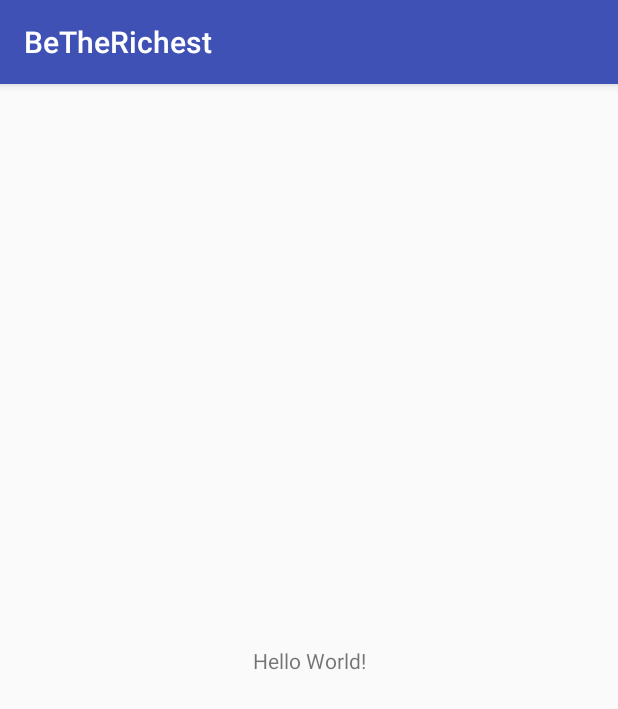
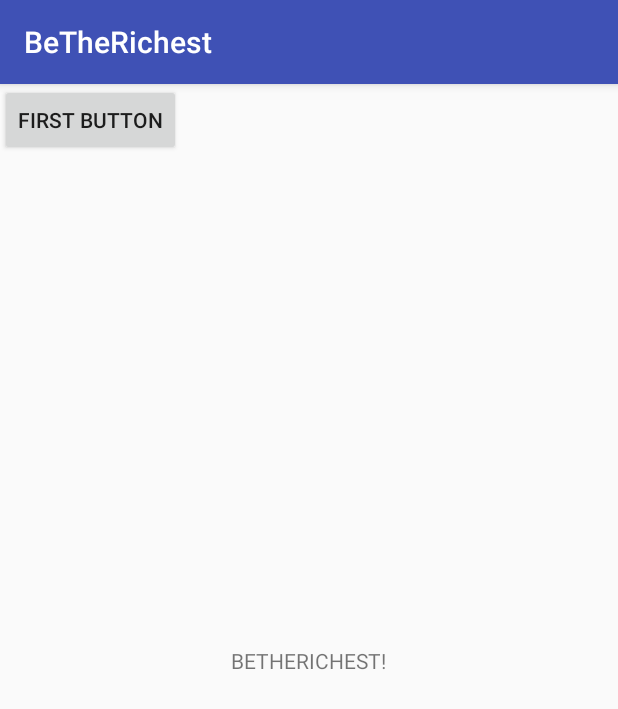
Before and after one commit to krisz094/BeTheRichest, an Android app: the screen it shows after launch (MainActivity), on a phone screen of 412 x 824 dp. Shown: the top 709 px of the screen. Run offline under Robolectric (Android 15) with nearby library versions, the phone set to English and light mode, and no system bars.

Commit message:
first commit

```diff
--- a/app/src/main/res/layout/activity_main.xml
+++ b/app/src/main/res/layout/activity_main.xml
@@ -9,10 +9,17 @@
     <TextView
         android:layout_width="wrap_content"
         android:layout_height="wrap_content"
-        android:text="Hello World!"
+        android:text="BETHERICHEST!"
         app:layout_constraintBottom_toBottomOf="parent"
         app:layout_constraintLeft_toLeftOf="parent"
         app:layout_constraintRight_toRightOf="parent"
         app:layout_constraintTop_toTopOf="parent" />
 
+    <Button
+        android:layout_width="wrap_content"
+        android:layout_height="wrap_content"
+        android:text="First Button"/>
+
+
+
 </android.support.constraint.ConstraintLayout>
```
